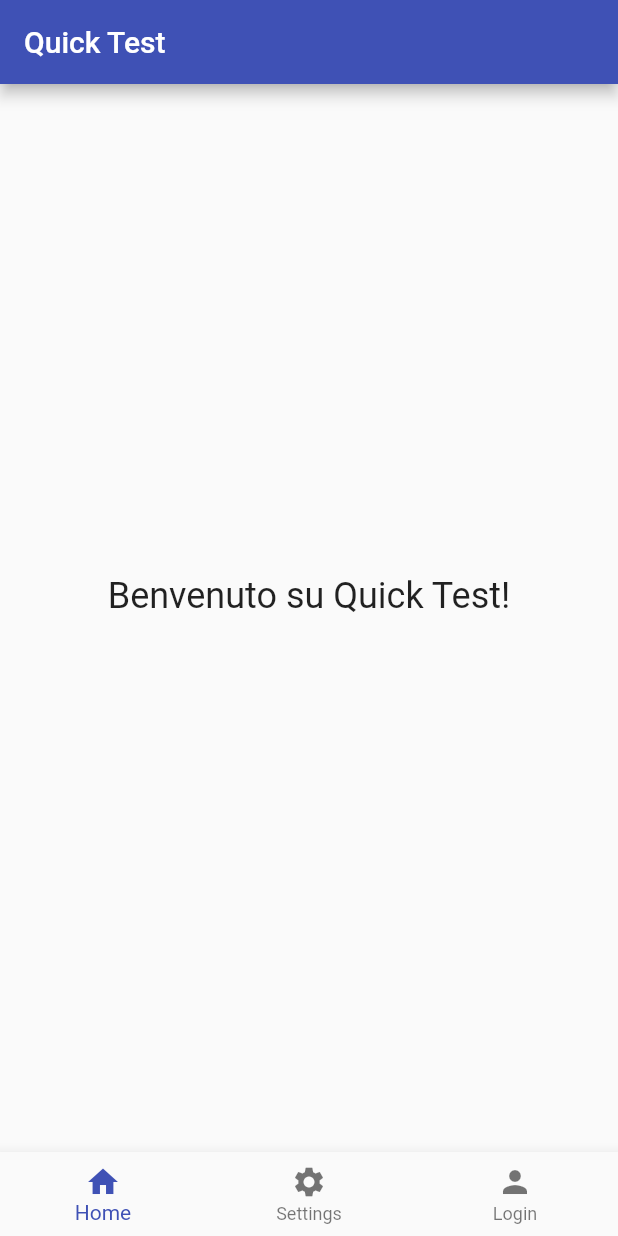
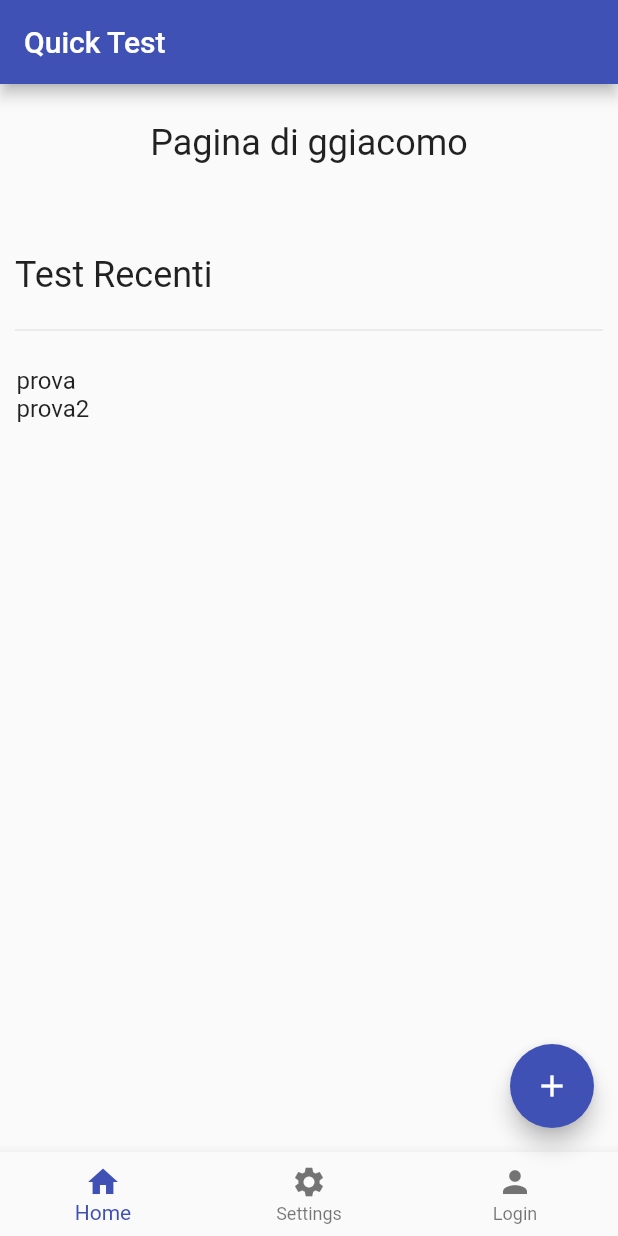
Before and after one commit to gciaooo/quick_test_flutter, a Flutter app: the screen it shows after launch, on a phone screen of 412 x 824 dp. Run offline on Flutter 3.47's test engine with Material 2 defaults, Android fonts, the light colour scheme and no system bars; drawn by our look-alikes of flutter_speed_dial; our stand-ins replace firebase_auth, firebase_core; accounts and stored records are empty.

Commit message:
first iteration of main page when signed in

```diff
--- a/lib/main.dart
+++ b/lib/main.dart
@@ -1,6 +1,7 @@
 import 'package:flutter/material.dart';
 import 'package:firebase_core/firebase_core.dart';
 import 'package:firebase_auth/firebase_auth.dart';
+import 'package:flutter_speed_dial/flutter_speed_dial.dart';
 import 'firebase_options.dart';
 
 Future<void> main() async {
@@ -36,7 +37,7 @@ class MyHomePage extends StatefulWidget {
 
 class _MyHomePageState extends State<MyHomePage> {
   int selectedindex = 0;
-  bool logged = false;
+  static bool logged = false;
 
   static FirebaseAuth auth = FirebaseAuth.instance;
 
@@ -72,11 +73,10 @@ class _MyHomePageState extends State<MyHomePage> {
     auth.authStateChanges().listen((User? user) {
       if (user == null) {
         logged = false;
-        toggleLogin();
       } else {
         logged = true;
-        toggleLogin();
       }
+      toggleLogin();
     });
   }
 
@@ -94,6 +94,8 @@ class _MyHomePageState extends State<MyHomePage> {
         // child: _botNavBarChange(selectedindex),
         child: _widgetOptions.elementAt(selectedindex),
       ),
+      floatingActionButton:
+          selectedindex == 0 ? _QuickTestActionButton() : null,
       bottomNavigationBar: BottomNavigationBar(
         type: BottomNavigationBarType.fixed,
         items: <BottomNavigationBarItem>[
@@ -119,18 +121,102 @@ class _MyHomePageState extends State<MyHomePage> {
   }
 }
 
-class _MainPage extends StatelessWidget {
+class _QuickTestActionButton extends StatelessWidget {
   @override
   Widget build(BuildContext context) {
-    return Column(
-      mainAxisAlignment: MainAxisAlignment.center,
+    return SpeedDial(
+      icon: Icons.add,
+      activeIcon: Icons.cancel,
+      mini: false,
       children: [
-        Text(
-          "Benvenuto su Quick Test!",
-          style: Theme.of(context).textTheme.headlineSmall,
+        SpeedDialChild(
+          child: const Icon(Icons.document_scanner),
+          label: "Scannerizza test",
         ),
-        const SizedBox(height: 30),
+        SpeedDialChild(
+          child: const Icon(Icons.note_add_rounded),
+          label: "Importa test",
+        ),
       ],
+    );
+  }
+}
+
+class _MainPage extends StatefulWidget {
+  @override
+  State<_MainPage> createState() => _MainPageState();
+}
+
+class _MainPageState extends State<_MainPage> {
+  bool logged = true;
+
+  @override
+  Widget build(BuildContext context) {
+    return !logged
+        ? Column(
+            mainAxisAlignment: MainAxisAlignment.center,
+            children: [
+              Text(
+                "Benvenuto su Quick Test!",
+                style: Theme.of(context).textTheme.headlineSmall,
+              ),
+              const SizedBox(height: 30),
+            ],
+          )
+        : _MainPageLogged();
+  }
+}
+
+class UserPlaceholder {
+  UserPlaceholder(this.displayName);
+  final String displayName;
+}
+
+class _MainPageLogged extends StatelessWidget {
+  static FirebaseAuth auth = FirebaseAuth.instance;
+
+  UserPlaceholder user = UserPlaceholder("ggiacomo");
+
+  @override
+  Widget build(BuildContext context) {
+    return Padding(
+      padding: const EdgeInsets.all(10.0),
+      child: Column(
+        mainAxisAlignment: MainAxisAlignment.spaceEvenly,
+        crossAxisAlignment: CrossAxisAlignment.start,
+        children: [
+          Center(
+            child: Text(
+              "Pagina di ${user.displayName}",
+              style: Theme.of(context).textTheme.headlineSmall,
+            ),
+          ),
+          const SizedBox(
+            height: 30,
+          ),
+          Text(
+            "Test Recenti",
+            style: Theme.of(context).textTheme.headlineSmall,
+          ),
+          const Divider(),
+          SizedBox(
+            height: 500,
+            child: ListView(
+              padding: const EdgeInsets.all(1),
+              children: [
+                Text(
+                  "prova",
+                  style: Theme.of(context).textTheme.titleMedium,
+                ),
+                Text(
+                  "prova2",
+                  style: Theme.of(context).textTheme.titleMedium,
+                ),
+              ],
+            ),
+          ),
+        ],
+      ),
     );
   }
 }
--- a/pubspec.yaml
+++ b/pubspec.yaml
@@ -37,6 +37,7 @@ dependencies:
   cupertino_icons: ^1.0.2
   firebase_core: ^2.5.0
   firebase_auth: ^4.2.6
+  flutter_speed_dial: ^6.2.0
 
 dev_dependencies:
   flutter_test:
```
Also changed, not shown: pubspec.lock.
